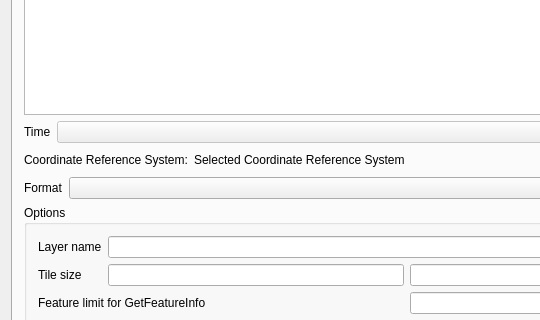
Old version of the form src/ui/qgsowssourceselectbase.ui in the repository carsmie/QGIS; both pictures show x 0 to 540 and y 187 to 507 of the 743 by 615 pixel window.
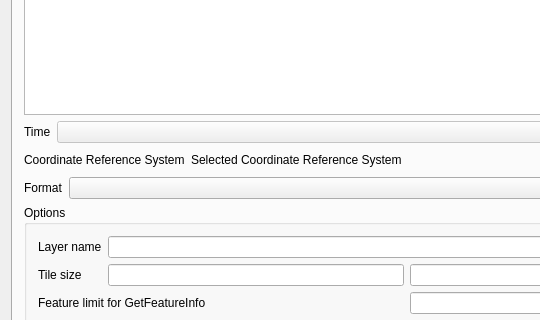
New version of the form. Icons and pictures are not drawn.

```diff
--- a/src/ui/qgsowssourceselectbase.ui
+++ b/src/ui/qgsowssourceselectbase.ui
@@ -3,7 +3,7 @@
  <class>QgsOWSSourceSelectBase</class>
  <widget class="QDialog" name="QgsOWSSourceSelectBase">
   <property name="geometry">
-   <rect>
+   <rect>:
     <x>0</x>
     <y>0</y>
     <width>743</width>
@@ -237,7 +237,7 @@
           <item>
            <widget class="QLabel" name="mCRSLabel">
             <property name="text">
-             <string>Coordinate Reference System:</string>
+             <string>Coordinate Reference System</string>
             </property>
            </widget>
           </item>
```
